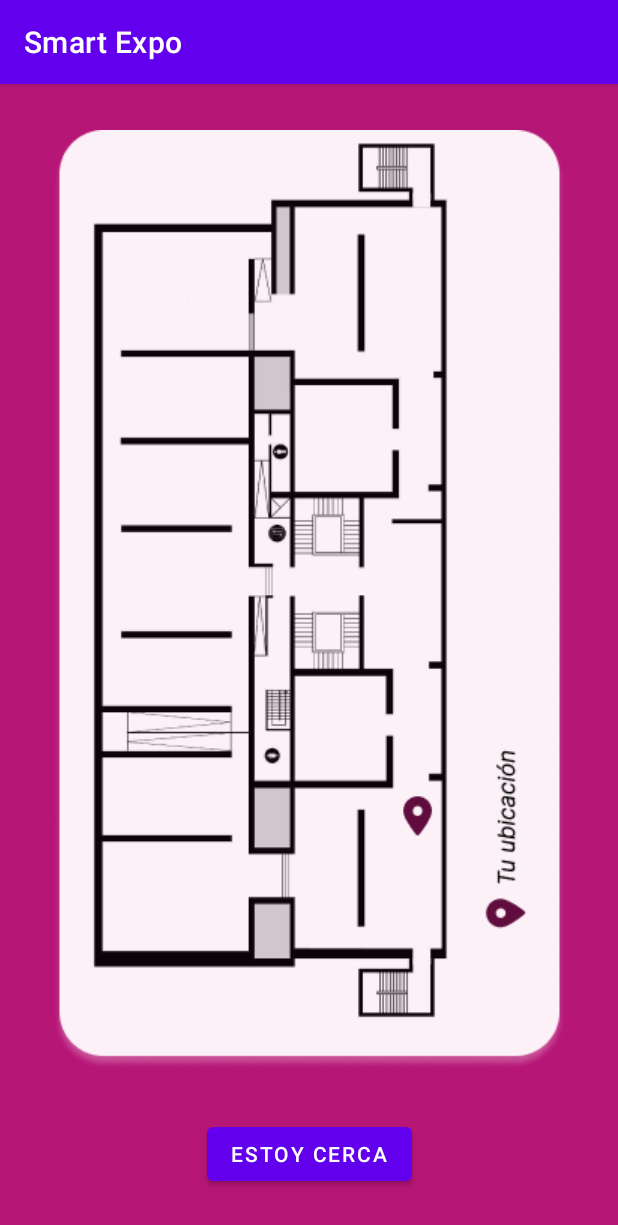
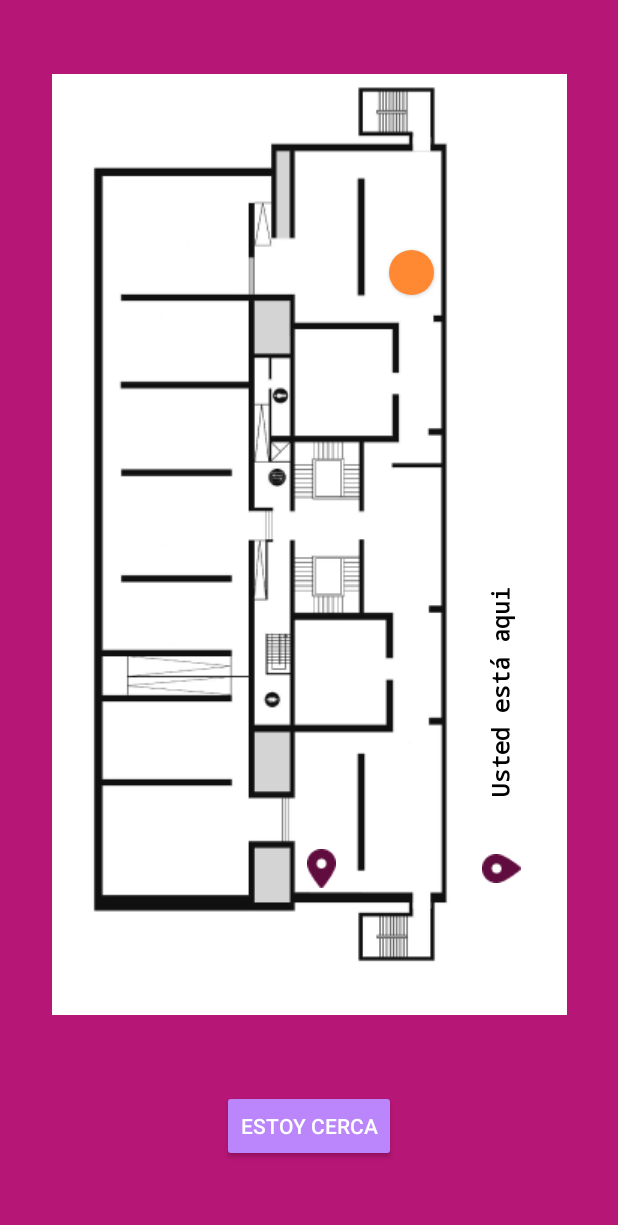
Before and after one commit to Dawnn-n/onetp2022cdd-app, an Android app: the screen it shows after launch (MainActivity), on a phone screen of 412 x 824 dp. Shown: the top 1225 px of the screen. Run offline under Robolectric (Android 15) with nearby library versions, the phone set to English and light mode, and no system bars; our stand-ins replace Firebase (no records; nobody signed in at launch, a user with empty details on screens opened directly).

Commit message:
Splash bug

```diff
--- a/app/src/main/AndroidManifest.xml
+++ b/app/src/main/AndroidManifest.xml
@@ -7,20 +7,24 @@
         android:allowBackup="true"
         android:dataExtractionRules="@xml/data_extraction_rules"
         android:fullBackupContent="@xml/backup_rules"
-        android:icon="@mipmap/ic_launcher"
         android:label="@string/app_name"
-        android:roundIcon="@mipmap/ic_launcher_round"
+        android:icon="@mipmap/logo"
+        android:roundIcon="@mipmap/logo"
+        android:theme="@style/SmartExpo"
         android:supportsRtl="true"
-        android:theme="@style/Theme.SmartExpo"
         tools:targetApi="31">
         <activity
-            android:name=".MainActivity"
+            android:name=".SplashScreen"
+            android:theme="@style/SplashTheme"
             android:exported="true">
             <intent-filter>
                 <action android:name="android.intent.action.MAIN" />
-
                 <category android:name="android.intent.category.LAUNCHER" />
             </intent-filter>
+        </activity>
+        <activity
+            android:name=".MainActivity"
+            android:exported="false">
         </activity>
     </application>
 
--- a/app/src/main/java/com/example/smartexpo/MainActivity.kt
+++ b/app/src/main/java/com/example/smartexpo/MainActivity.kt
@@ -1,9 +1,7 @@
 package com.example.smartexpo
 
-import android.content.ContentValues.TAG
 import androidx.appcompat.app.AppCompatActivity
 import android.os.Bundle
-import android.util.Log
 import android.widget.Button
 import android.widget.Toast
 import com.google.firebase.firestore.ktx.firestore
@@ -13,13 +11,18 @@ import com.google.firebase.ktx.Firebase
 class MainActivity : AppCompatActivity() {
     val db = Firebase.firestore
     var btn_pos : Button ?= null
+    var smart_point_1 : Button ?= null
 
     override fun onCreate(savedInstanceState: Bundle?) {
         super.onCreate(savedInstanceState)
         setContentView(R.layout.activity_main)
         btn_pos=findViewById(R.id.btn_pos)
+        smart_point_1=findViewById(R.id.smart_point)
         btn_pos!!.setOnClickListener{
             Toast.makeText(this, "ESTOY CERCA", Toast.LENGTH_SHORT).show()
+        }
+        smart_point_1!!.setOnClickListener {
+            Toast.makeText(this, "SMART POINT", Toast.LENGTH_SHORT).show()
         }
     }
 
--- /dev/null
+++ b/app/src/main/java/com/example/smartexpo/SplashScreen.kt
@@ -0,0 +1,13 @@
+package com.example.smartexpo
+
+import android.content.Intent
+import androidx.appcompat.app.AppCompatActivity
+import android.os.Bundle
+
+class SplashScreen : AppCompatActivity() {
+    override fun onCreate(savedInstanceState: Bundle?) {
+        super.onCreate(savedInstanceState)
+        startActivity(Intent(this,MainActivity::class.java))
+        finish()
+    }
+}
--- /dev/null
+++ b/app/src/main/res/drawable/round_button.xml
@@ -0,0 +1,15 @@
+<?xml version="1.0" encoding="utf-8"?>
+<selector xmlns:android="http://schemas.android.com/apk/res/android">
+    <item android:state_pressed = "false">
+        <shape android:shape = "oval">
+            <solid android:color ="@color/orange" />
+            <size android:width="30dp" android:height="30dp"/>
+        </shape>
+    </item>
+    <item android:state_pressed = "true">
+        <shape android:shape = "oval">
+            <solid android:color = "#F8A366"/>
+            <size android:width="30dp" android:height="30dp"/>
+        </shape>
+    </item>
+</selector>
--- /dev/null
+++ b/app/src/main/res/drawable/splash_screen.xml
@@ -0,0 +1,7 @@
+<?xml version="1.0" encoding="utf-8"?>
+<layer-list xmlns:android="http://schemas.android.com/apk/res/android">
+    <item android:drawable="@color/silk">
+    </item>
+    <item android:drawable="@drawable/splash" android:gravity="center">
+    </item>
+</layer-list>
--- a/app/src/main/res/layout/activity_main.xml
+++ b/app/src/main/res/layout/activity_main.xml
@@ -11,20 +11,81 @@
         android:id="@+id/map"
         android:layout_width="wrap_content"
         android:layout_height="wrap_content"
-        android:contentDescription="Mapa del museo"
+        android:contentDescription="@string/map"
         app:layout_constraintBottom_toTopOf="@+id/btn_pos"
         app:layout_constraintEnd_toEndOf="parent"
         app:layout_constraintStart_toStartOf="parent"
         app:layout_constraintTop_toTopOf="parent"
         app:srcCompat="@drawable/map" />
 
+    <ImageView
+        android:id="@+id/location_icon"
+        android:layout_width="wrap_content"
+        android:layout_height="wrap_content"
+        android:contentDescription="@string/loc_icon"
+        app:layout_constraintBottom_toBottomOf="parent"
+        app:layout_constraintEnd_toEndOf="parent"
+        app:layout_constraintHorizontal_bias="0.522"
+        app:layout_constraintStart_toStartOf="parent"
+        app:layout_constraintTop_toTopOf="parent"
+        app:layout_constraintVertical_bias="0.709"
+        app:srcCompat="@drawable/location" />
+
     <Button
         android:id="@+id/btn_pos"
         android:layout_width="wrap_content"
         android:layout_height="wrap_content"
-        android:text="Estoy cerca"
+        android:backgroundTint="@color/purple_200"
+        android:text="@string/btn_pos"
         app:layout_constraintBottom_toBottomOf="parent"
         app:layout_constraintEnd_toEndOf="parent"
         app:layout_constraintStart_toStartOf="parent"
-        app:layout_constraintTop_toBottomOf="@+id/map" />
+        app:layout_constraintTop_toBottomOf="@+id/map"
+        tools:ignore="TextContrastCheck" />
+
+    <TextView
+        android:id="@+id/location_txt"
+        android:layout_width="148dp"
+        android:layout_height="21dp"
+        android:fontFamily="monospace"
+        android:rotation="-90"
+        android:text="@string/your_location"
+        android:textColor="@color/black"
+        android:textSize="16sp"
+        android:textStyle="bold"
+        app:layout_constraintBottom_toBottomOf="@+id/map"
+        app:layout_constraintEnd_toEndOf="parent"
+        app:layout_constraintHorizontal_bias="0.978"
+        app:layout_constraintStart_toStartOf="@+id/map"
+        app:layout_constraintTop_toTopOf="@+id/map"
+        app:layout_constraintVertical_bias="0.655" />
+
+    <ImageView
+        android:id="@+id/location_icon_txt"
+        android:layout_width="wrap_content"
+        android:layout_height="wrap_content"
+        android:contentDescription="@string/loc_icon"
+        android:rotation="-90"
+        app:layout_constraintBottom_toBottomOf="parent"
+        app:layout_constraintEnd_toEndOf="parent"
+        app:layout_constraintHorizontal_bias="0.826"
+        app:layout_constraintStart_toStartOf="parent"
+        app:layout_constraintTop_toTopOf="parent"
+        app:layout_constraintVertical_bias="0.709"
+        app:srcCompat="@drawable/location" />
+
+    <Button
+        android:id="@+id/smart_point"
+        android:layout_width="30dp"
+        android:layout_height="30dp"
+        android:background="@drawable/round_button"
+        app:layout_constraintBottom_toBottomOf="@+id/map"
+        app:layout_constraintEnd_toEndOf="@+id/map"
+        app:layout_constraintHorizontal_bias="0.716"
+        app:layout_constraintStart_toStartOf="@+id/map"
+        app:layout_constraintTop_toTopOf="@+id/map"
+        app:layout_constraintVertical_bias="0.196"
+        tools:ignore="SpeakableTextPresentCheck,TouchTargetSizeCheck" />
+
+
 </androidx.constraintlayout.widget.ConstraintLayout>
--- a/app/src/main/res/values-night/themes.xml
+++ b/app/src/main/res/values-night/themes.xml
@@ -1,6 +1,6 @@
 <resources xmlns:tools="http://schemas.android.com/tools">
     <!-- Base application theme. -->
-    <style name="Theme.SmartExpo" parent="Theme.MaterialComponents.DayNight.DarkActionBar">
+    <style name="SmartExpo" parent="Theme.AppCompat.Light.NoActionBar">
         <!-- Primary brand color. -->
         <item name="colorPrimary">@color/purple_200</item>
         <item name="colorPrimaryVariant">@color/purple_700</item>
@@ -13,4 +13,7 @@
         <item name="android:statusBarColor" tools:targetApi="l">?attr/colorPrimaryVariant</item>
         <!-- Customize your theme here. -->
     </style>
+    <style name="SplashTheme" parent="Theme.AppCompat.Light.NoActionBar">
+        <item name="android:windowBackground">@drawable/splash_screen</item>
+    </style>
 </resources>
--- a/app/src/main/res/values/strings.xml
+++ b/app/src/main/res/values/strings.xml
@@ -1,3 +1,7 @@
 <resources>
     <string name="app_name">Smart Expo</string>
+    <string name="your_location">Usted está aqui</string>
+    <string name="btn_pos">Estoy cerca</string>
+    <string name="map">Mapa del museo</string>
+    <string name="loc_icon">Icono de ubicación</string>
 </resources>
--- a/app/src/main/res/values/themes.xml
+++ b/app/src/main/res/values/themes.xml
@@ -1,6 +1,6 @@
 <resources xmlns:tools="http://schemas.android.com/tools">
     <!-- Base application theme. -->
-    <style name="Theme.SmartExpo" parent="Theme.MaterialComponents.DayNight.DarkActionBar">
+    <style name="SmartExpo" parent="Theme.AppCompat.NoActionBar">
         <!-- Primary brand color. -->
         <item name="colorPrimary">@color/purple_500</item>
         <item name="colorPrimaryVariant">@color/purple_700</item>
@@ -13,4 +13,7 @@
         <item name="android:statusBarColor" tools:targetApi="l">?attr/colorPrimaryVariant</item>
         <!-- Customize your theme here. -->
     </style>
+    <style name="SplashTheme" parent="Theme.AppCompat.NoActionBar">
+        <item name="android:windowBackground">@drawable/splash_screen</item>
+    </style>
 </resources>
```
Also changed, not shown: app/src/main/res/drawable-v24/location.png (added), app/src/main/res/drawable-v24/map.png, app/src/main/res/drawable-v24/splash.png (added), app/src/main/res/mipmap/logo.png (added), app/src/main/res/mipmap/splash_background.png (added).
